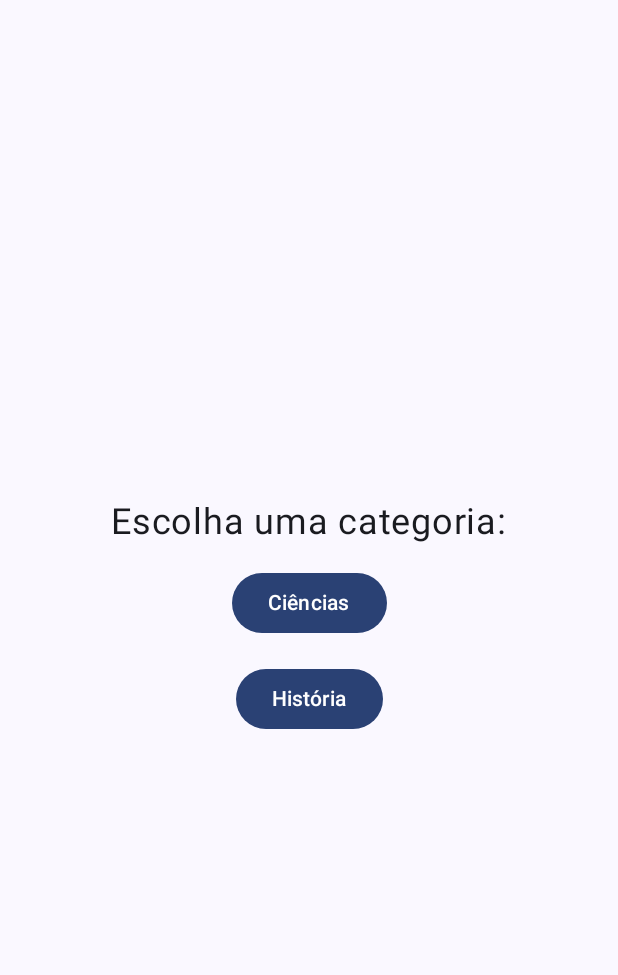
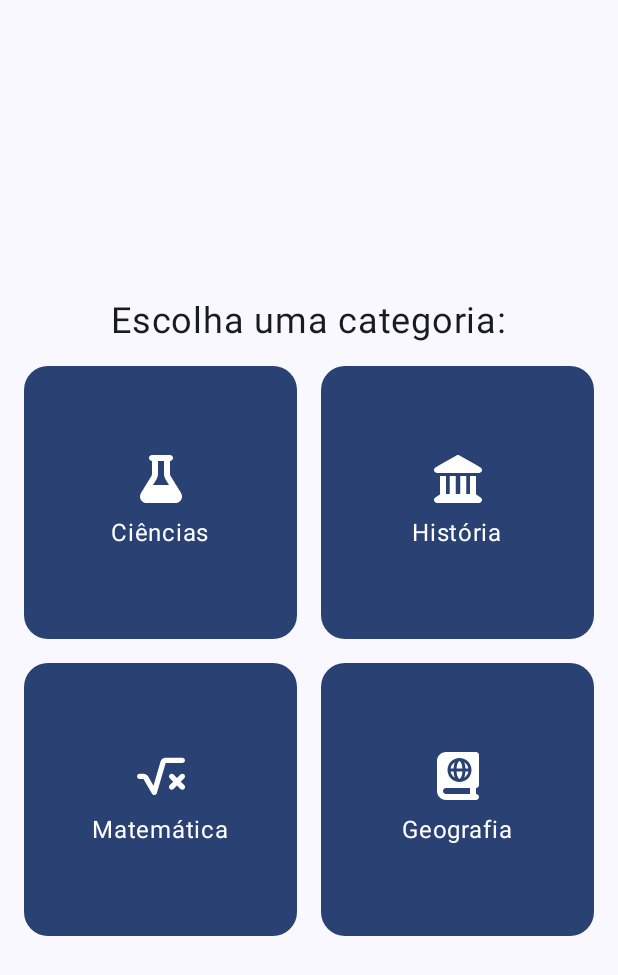
Before and after one commit to joaoson/QuizApp, an Android app built with Jetpack Compose: the composable CategorySelectionScreen shown on its own in the app's theme, after a tap on "Ciências", on a phone screen of 412 x 824 dp. Shown: the top 975 px of the screen. Run offline under Robolectric (Android 15) with nearby library versions, the phone set to English and light mode, and no system bars.

Commit message:
feature: Added multiple features to the app, such as leaderboards in room, multiple categories, etc

```diff
--- a/app/src/main/java/com/example/quizapp/CategorySelectionScreen.kt
+++ b/app/src/main/java/com/example/quizapp/CategorySelectionScreen.kt
@@ -1,16 +1,32 @@
-package com.example.quizapp
-
 import androidx.compose.foundation.layout.*
-import androidx.compose.material3.Button
-import androidx.compose.material3.Text
+import androidx.compose.foundation.lazy.grid.GridCells
+import androidx.compose.foundation.lazy.grid.LazyVerticalGrid
+import androidx.compose.material3.*
 import androidx.compose.runtime.Composable
 import androidx.compose.ui.Alignment
 import androidx.compose.ui.Modifier
+import androidx.compose.ui.graphics.painter.Painter
+import androidx.compose.ui.graphics.vector.ImageVector
+import androidx.compose.ui.res.painterResource
 import androidx.compose.ui.unit.dp
 import androidx.compose.ui.unit.sp
+import com.example.quizapp.Question
+import com.example.quizapp.R
+import com.example.quizapp.historyQuestions
+import com.example.quizapp.scienceQuestions
+import androidx.compose.foundation.shape.RoundedCornerShape
+
 
 @Composable
 fun CategorySelectionScreen(onCategorySelected: (String, List<Question>) -> Unit) {
+    // Create a list of category data
+    val categories = listOf(
+        Triple("Ciências", R.drawable.flask, scienceQuestions),
+        Triple("História", R.drawable.landmark_solid, historyQuestions),
+        Triple("Matemática", R.drawable.square_root_variable_solid, historyQuestions),
+        Triple("Geografia", R.drawable.book_atlas_solid, historyQuestions)
+    )
+
     Column(
         modifier = Modifier
             .fillMaxSize()
@@ -22,16 +38,53 @@ fun CategorySelectionScreen(onCategorySelected: (String, List<Question>) -> Unit
 
         Spacer(modifier = Modifier.height(16.dp))
 
-        Button(onClick = { onCategorySelected("Ciência",scienceQuestions) }) {
-            Text(text = "Ciências")
+        LazyVerticalGrid(
+            columns = GridCells.Fixed(2),
+            verticalArrangement = Arrangement.spacedBy(16.dp),
+            horizontalArrangement = Arrangement.spacedBy(16.dp),
+            modifier = Modifier.fillMaxWidth()
+        ) {
+            items(categories.size) { index ->
+                val (text, iconRes, questions) = categories[index]
+                CategoryButton(
+                    text = text,
+                    icon = painterResource(id = iconRes),
+                    onClick = { onCategorySelected(text, questions) }
+                )
+            }
         }
-
-        Spacer(modifier = Modifier.height(16.dp))
-
-        Button(onClick = { onCategorySelected("História",historyQuestions) }) {
-            Text(text = "História")
-        }
-
-
     }
 }
+
+@Composable
+fun CategoryButton(text: String, icon: Painter, onClick: () -> Unit) {
+    Surface(
+        modifier = Modifier
+            .fillMaxWidth()
+            .aspectRatio(1f), // Keep the square aspect ratio
+        shape = RoundedCornerShape(16.dp), // Add rounded corners
+        color = MaterialTheme.colorScheme.primary,
+        onClick = onClick,
+    ) {
+        Column(
+            horizontalAlignment = Alignment.CenterHorizontally,
+            verticalArrangement = Arrangement.Center,
+            modifier = Modifier
+                .fillMaxSize()
+                .padding(32.dp)
+        ) {
+            Icon(
+                painter = icon,
+                contentDescription = null,
+                modifier = Modifier.size(32.dp), // Made icon slightly larger
+                tint = MaterialTheme.colorScheme.onPrimary
+            )
+            Spacer(modifier = Modifier.height(8.dp))
+            Text(
+                text = text,
+                fontSize = 16.sp,
+                color = MaterialTheme.colorScheme.onPrimary
+            )
+        }
+    }
+}
--- a/app/src/main/java/com/example/quizapp/MainActivity.kt
+++ b/app/src/main/java/com/example/quizapp/MainActivity.kt
@@ -1,5 +1,7 @@
 package com.example.quizapp
 
+import CategorySelectionScreen
+import QuizScreen
 import android.annotation.SuppressLint
 import android.os.Bundle
 import androidx.activity.ComponentActivity
@@ -124,9 +126,9 @@ fun IntroductionScreen(onStart: () -> Unit) {
         verticalArrangement = Arrangement.Center
     ) {
         Image(
-            painter = painterResource(id = R.drawable.paris),
+            painter = painterResource(id = R.drawable.logobackground),
             contentDescription = "App Logo",
-            modifier = Modifier.size(100.dp)
+            modifier = Modifier.size(200.dp)
         )
         Spacer(modifier = Modifier.height(16.dp))
         Text(
--- a/app/src/main/java/com/example/quizapp/QuestionsData.kt
+++ b/app/src/main/java/com/example/quizapp/QuestionsData.kt
@@ -7,12 +7,8 @@ val scienceQuestions = listOf(
         options = listOf("Marte", "Júpiter", "Saturno", "Vênus"),
         correctAnswer = "Marte"
     ),
-    Question(
-        questionText = "Qual é a principal fonte de energia para a Terra?",
-        imageResId = R.drawable.paris,
-        options = listOf("Vento", "Sol", "Oceano", "Fótons"),
-        correctAnswer = "Sol"
-    ),
+
+
     Question(
         questionText = "Qual é o gás mais abundante na atmosfera terrestre?",
         imageResId = R.drawable.paris,
--- a/app/src/main/java/com/example/quizapp/ResultScreen.kt
+++ b/app/src/main/java/com/example/quizapp/ResultScreen.kt
@@ -65,7 +65,7 @@ fun ResultScreen(
 
         Spacer(modifier = Modifier.height(24.dp))
 
-        Button(onClick = { /* Restart quiz or navigate to another screen */ }) {
+        Button(onClick = {  }) {
             Text(text = "Tentar novamente")
         }
     }
--- /dev/null
+++ b/app/src/main/res/drawable/book_atlas_solid.xml
@@ -0,0 +1,9 @@
+<vector xmlns:android="http://schemas.android.com/apk/res/android"
+    android:width="448dp"
+    android:height="512dp"
+    android:viewportWidth="448"
+    android:viewportHeight="512">
+  <path
+      android:fillColor="#FF000000"
+      android:pathData="M0,96C0,43 43,0 96,0L384,0l32,0c17.7,0 32,14.3 32,32l0,320c0,17.7 -14.3,32 -32,32l0,64c17.7,0 32,14.3 32,32s-14.3,32 -32,32l-32,0L96,512c-53,0 -96,-43 -96,-96L0,96zM64,416c0,17.7 14.3,32 32,32l256,0 0,-64L96,384c-17.7,0 -32,14.3 -32,32zM247.4,283.8c-3.7,3.7 -6.2,4.2 -7.4,4.2s-3.7,-0.5 -7.4,-4.2c-3.8,-3.7 -8,-10 -11.8,-18.9c-6.2,-14.5 -10.8,-34.3 -12.2,-56.9l63,0c-1.5,22.6 -6,42.4 -12.2,56.9c-3.8,8.9 -8,15.2 -11.8,18.9zM290.1,273.9c7.3,-18.3 12,-41.1 13.4,-65.9l31.1,0c-4.7,27.9 -21.4,51.7 -44.5,65.9zM290.1,110.1c23.2,14.2 39.9,38 44.5,65.9l-31.1,0c-1.4,-24.7 -6.1,-47.5 -13.4,-65.9zM368,192a128,128 0,1 0,-256 0,128 128,0 1,0 256,0zM145.3,208l31.1,0c1.4,24.7 6.1,47.5 13.4,65.9c-23.2,-14.2 -39.9,-38 -44.5,-65.9zM176.4,176l-31.1,0c4.7,-27.9 21.4,-51.7 44.5,-65.9c-7.3,18.3 -12,41.1 -13.4,65.9zM232.5,100.2c3.7,-3.7 6.2,-4.2 7.4,-4.2s3.7,0.5 7.4,4.2c3.8,3.7 8,10 11.8,18.9c6.2,14.5 10.8,34.3 12.2,56.9l-63,0c1.5,-22.6 6,-42.4 12.2,-56.9c3.8,-8.9 8,-15.2 11.8,-18.9z"/>
+</vector>
--- /dev/null
+++ b/app/src/main/res/drawable/flask.xml
@@ -0,0 +1,9 @@
+<vector xmlns:android="http://schemas.android.com/apk/res/android"
+    android:width="448dp"
+    android:height="512dp"
+    android:viewportWidth="448"
+    android:viewportHeight="512">
+  <path
+      android:fillColor="#FF000000"
+      android:pathData="M288,0L160,0 128,0C110.3,0 96,14.3 96,32s14.3,32 32,32l0,132.8c0,11.8 -3.3,23.5 -9.5,33.5L10.3,406.2C3.6,417.2 0,429.7 0,442.6C0,480.9 31.1,512 69.4,512l309.2,0c38.3,0 69.4,-31.1 69.4,-69.4c0,-12.8 -3.6,-25.4 -10.3,-36.4L329.5,230.4c-6.2,-10.1 -9.5,-21.7 -9.5,-33.5L320,64c17.7,0 32,-14.3 32,-32s-14.3,-32 -32,-32L288,0zM192,196.8L192,64l64,0 0,132.8c0,23.7 6.6,46.9 19,67.1L309.5,320l-171,0L173,263.9c12.4,-20.2 19,-43.4 19,-67.1z"/>
+</vector>
--- /dev/null
+++ b/app/src/main/res/drawable/landmark_solid.xml
@@ -0,0 +1,9 @@
+<vector xmlns:android="http://schemas.android.com/apk/res/android"
+    android:width="512dp"
+    android:height="512dp"
+    android:viewportWidth="512"
+    android:viewportHeight="512">
+  <path
+      android:fillColor="#FF000000"
+      android:pathData="M240.1,4.2c9.8,-5.6 21.9,-5.6 31.8,0l171.8,98.1L448,104l0,0.9 47.9,27.4c12.6,7.2 18.8,22 15.1,36s-16.4,23.8 -30.9,23.8L32,192c-14.5,0 -27.2,-9.8 -30.9,-23.8s2.5,-28.8 15.1,-36L64,104.9l0,-0.9 4.4,-1.6L240.1,4.2zM64,224l64,0 0,192 40,0 0,-192 64,0 0,192 48,0 0,-192 64,0 0,192 40,0 0,-192 64,0 0,196.3c0.6,0.3 1.2,0.7 1.8,1.1l48,32c11.7,7.8 17,22.4 12.9,35.9S494.1,512 480,512L32,512c-14.1,0 -26.5,-9.2 -30.6,-22.7s1.1,-28.1 12.9,-35.9l48,-32c0.6,-0.4 1.2,-0.7 1.8,-1.1L64,224z"/>
+</vector>
--- /dev/null
+++ b/app/src/main/res/drawable/square_root_variable_solid.xml
@@ -0,0 +1,9 @@
+<vector xmlns:android="http://schemas.android.com/apk/res/android"
+    android:width="576dp"
+    android:height="512dp"
+    android:viewportWidth="576"
+    android:viewportHeight="512">
+  <path
+      android:fillColor="#FF000000"
+      android:pathData="M282.6,78.1c8,-27.3 33,-46.1 61.4,-46.1l200,0c17.7,0 32,14.3 32,32s-14.3,32 -32,32L344,96 238.7,457c-3.6,12.3 -14.1,21.2 -26.8,22.8s-25.1,-4.6 -31.5,-15.6L77.6,288 32,288c-17.7,0 -32,-14.3 -32,-32s14.3,-32 32,-32l45.6,0c22.8,0 43.8,12.1 55.3,31.8l65.2,111.8L282.6,78.1zM393.4,233.4c12.5,-12.5 32.8,-12.5 45.3,0L480,274.7l41.4,-41.4c12.5,-12.5 32.8,-12.5 45.3,0s12.5,32.8 0,45.3L525.3,320l41.4,41.4c12.5,12.5 12.5,32.8 0,45.3s-32.8,12.5 -45.3,0L480,365.3l-41.4,41.4c-12.5,12.5 -32.8,12.5 -45.3,0s-12.5,-32.8 0,-45.3L434.7,320l-41.4,-41.4c-12.5,-12.5 -12.5,-32.8 0,-45.3z"/>
+</vector>
```
Also changed, not shown: app/src/main/java/com/example/quizapp/QuizScreen.kt (+71 -9 lines), app/src/main/res/drawable/logobackground.jpeg (added), 2 other files.
